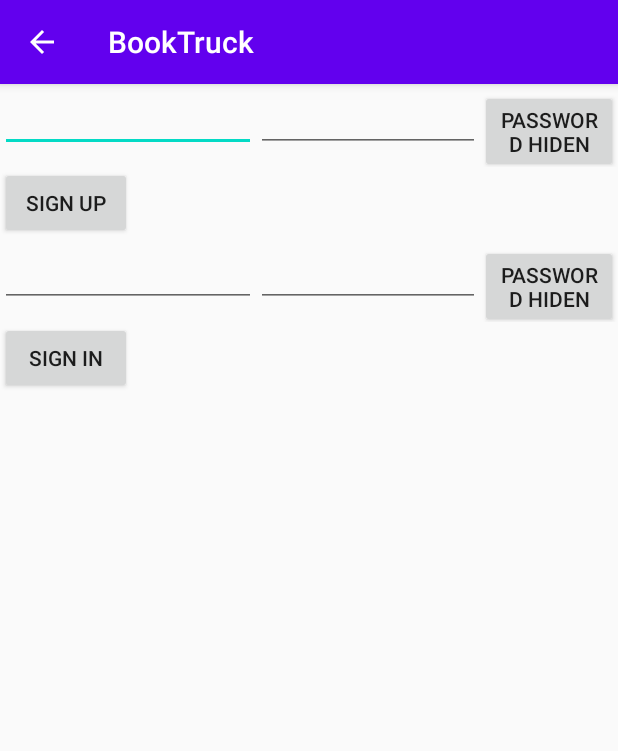
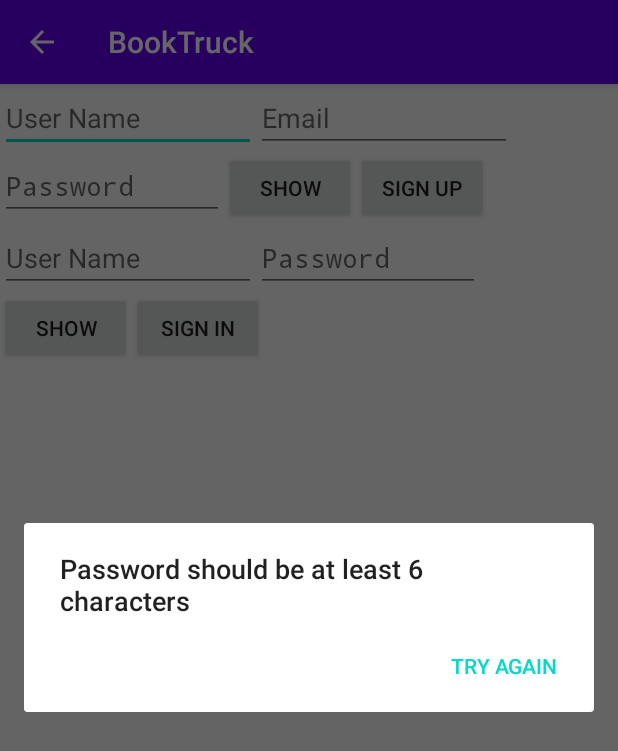
Before and after one commit to CMPUT301F20T06/BookTruck, an Android app: the screen it shows after launch (SignUpActivity), after a tap on "SIGN UP", on a phone screen of 412 x 824 dp. Shown: the top 751 px of the screen. Run offline under Robolectric (Android 15) with nearby library versions, the phone set to English and light mode, and no system bars; our stand-ins replace Firebase (no records; nobody signed in at launch, a user with empty details on screens opened directly).

Commit message:
add book and user models

```diff
--- a/app/src/main/java/com/example/booktruck/MainActivity.java
+++ b/app/src/main/java/com/example/booktruck/MainActivity.java
@@ -39,7 +39,7 @@ public class MainActivity extends AppCompatActivity {
     }
 
     @Override
-    // add actions in the app bar
+    // add actions icon in the app bar
     public boolean onCreateOptionsMenu(Menu menu){
         MenuInflater inflater = getMenuInflater();
         inflater.inflate(R.menu.main, menu);
--- a/app/src/main/java/com/example/booktruck/SignUpActivity.java
+++ b/app/src/main/java/com/example/booktruck/SignUpActivity.java
@@ -17,6 +17,7 @@ import androidx.appcompat.app.AlertDialog;
 import androidx.appcompat.app.AppCompatActivity;
 import androidx.core.app.NavUtils;
 
+import com.example.booktruck.models.User;
 import com.google.android.gms.tasks.OnCompleteListener;
 import com.google.android.gms.tasks.OnFailureListener;
 import com.google.android.gms.tasks.OnSuccessListener;
@@ -33,6 +34,7 @@ public class SignUpActivity extends AppCompatActivity {
 
     private FirebaseAuth mAuth;
     private EditText signUpEmailText;
+    private EditText signUpContactText;
     private EditText signInEmailText;
     private EditText signUpPasswordText;
     private EditText signInPasswordText;
@@ -42,23 +44,28 @@ public class SignUpActivity extends AppCompatActivity {
 
     public void signUp(View view){
         final String email = signUpEmailText.getText().toString();
+        final String contact = signUpContactText.getText().toString();
         final String password = signUpPasswordText.getText().toString();
-        mAuth.createUserWithEmailAndPassword(email, password)
+
+        // create a new user
+        final User newUser = new User(email, contact, password);
+        mAuth.createUserWithEmailAndPassword(email+"@gmail.com", password)
                 .addOnCompleteListener(this, new OnCompleteListener<AuthResult>() {
                     @Override
                     public void onComplete(@NonNull Task<AuthResult> task) {
                         if (task.isSuccessful()) {
                             // Sign in success, update UI with the signed-in user's information
-                            Log.d("SignUp", "createUserWithEmail:success");
-                            FirebaseUser user = mAuth.getCurrentUser();
+                            Log.d("SignUp", "createUserWithUsername:success");
+
                             // then save user information into User Database
                             HashMap<String, Object> data = new HashMap<>();
-                            data.put("email", email);
-                            data.put("password", password);
+                            data.put("username", newUser.getUsername());
+                            data.put("email", newUser.getEmail());
+                            data.put("password", newUser.getPassword());
                             db = FirebaseFirestore.getInstance();
                             final CollectionReference collectionReference = db.collection("Users");
                             collectionReference
-                                    .document(user.getUid())    // using user id as the document id
+                                    .document(newUser.getUsername())    // using user id as the document id
                                     .set(data)
                                     .addOnSuccessListener(new OnSuccessListener<Void>() {
                                         @Override
@@ -78,14 +85,37 @@ public class SignUpActivity extends AppCompatActivity {
 
                         } else {
                             // If sign in fails, display a message to the user.
-                            Log.w("SignUp", "createUserWithEmail:failure", task.getException());
+                            String error = task.getException().getMessage();
+                            Log.i("SIGNUP:failure" , error);
+                            // if the username is in use
+                            if ( error == "The email address is already in use by another account."){
+                                new AlertDialog.Builder(SignUpActivity.this)
+                                        .setTitle("The username is already in use by another account")
+                                        .setPositiveButton("Try again", new DialogInterface.OnClickListener() {
+                                            @Override
+                                            public void onClick(DialogInterface dialog, int which) {
+                                                signUpPasswordText.setText("");
+                                                signUpEmailText.setText("");
+                                            }
+                                        }).show();
+                            } else {
+                                // if the password format is wrong
+                                new AlertDialog.Builder(SignUpActivity.this)
+                                        .setTitle("Password should be at least 6 characters")
+                                        .setPositiveButton("Try again", new DialogInterface.OnClickListener() {
+                                            @Override
+                                            public void onClick(DialogInterface dialog, int which) {
+                                                signUpPasswordText.setText("");
+                                            }
+                                        }).show();
+                            }
                         }
                     }
                 });
     }
 
     public void signIn(View view){
-        final String email = signInEmailText.getText().toString();
+        final String email = signInEmailText.getText().toString() + "@gmail.com";
         final String password = signInPasswordText.getText().toString();
         mAuth.signInWithEmailAndPassword(email, password)
                 .addOnCompleteListener(this, new OnCompleteListener<AuthResult>() {
@@ -121,10 +151,13 @@ public class SignUpActivity extends AppCompatActivity {
     protected void onCreate(Bundle savedInstanceState) {
         super.onCreate(savedInstanceState);
         setContentView(R.layout.signup_view);
+
+        signInPasswordText = findViewById(R.id.signin_password);
+        signUpPasswordText = findViewById(R.id.signup_password);
         signUpEmailText = findViewById(R.id.signup_email);
-        signUpPasswordText = findViewById(R.id.signup_password);
         signInEmailText = findViewById(R.id.signin_email);
-        signInPasswordText = findViewById(R.id.signin_password);
+        signUpContactText = findViewById(R.id.signup_contact);
+
         mAuth = FirebaseAuth.getInstance();
         signUpVisible = findViewById(R.id.first_visible);
         signInVisible = findViewById(R.id.second_visible);
@@ -139,10 +172,10 @@ public class SignUpActivity extends AppCompatActivity {
             public void onClick(View v) {
                 if(signUpPasswordText.getInputType() == 128){
                     signUpPasswordText.setInputType(129);
-                    signUpVisible.setText("password hiden");
+                    signUpVisible.setText("show");
                 }else {
                     signUpPasswordText.setInputType(128);
-                    signUpVisible.setText("password shown");
+                    signUpVisible.setText("hide");
                 }
             }
         });
@@ -151,10 +184,10 @@ public class SignUpActivity extends AppCompatActivity {
             public void onClick(View v) {
                 if(signInPasswordText.getInputType() == 128){
                     signInPasswordText.setInputType(129);
-                    signInVisible.setText("password hiden");
+                    signInVisible.setText("show");
                 }else {
                     signInPasswordText.setInputType(128);
-                    signInVisible.setText("password shown");
+                    signInVisible.setText("hide");
                 }
             }
         });
--- /dev/null
+++ b/app/src/main/java/com/example/booktruck/models/User.java
@@ -0,0 +1,32 @@
+package com.example.booktruck.models;
+
+
+import com.google.firebase.auth.FirebaseAuth;
+import com.google.firebase.firestore.FirebaseFirestore;
+
+public class User {
+    private String username;
+    private String email;
+    private String password;
+    private FirebaseAuth mAuth;
+    FirebaseFirestore db;
+
+    public User(String username, String email, String password) {
+        this.username = username;
+        this.email = email;
+        this.password = password;
+        this.mAuth = FirebaseAuth.getInstance();
+    }
+
+    public String getUsername() {
+        return username;
+    }
+
+    public String getEmail() {
+        return email;
+    }
+
+    public String getPassword() {
+        return password;
+    }
+}
--- a/app/src/main/res/layout/signup_view.xml
+++ b/app/src/main/res/layout/signup_view.xml
@@ -10,58 +10,76 @@
         android:layout_width="match_parent"
         android:layout_height="wrap_content"
         android:orientation="horizontal">
+
         <EditText
             android:id="@+id/signup_email"
             android:layout_width="wrap_content"
             android:layout_height="wrap_content"
-            android:ems="8">
-        </EditText>
+            android:ems="8"
+            android:hint="User Name"></EditText>
+
+        <EditText
+            android:id="@+id/signup_contact"
+            android:layout_width="wrap_content"
+            android:layout_height="wrap_content"
+            android:ems="8"
+            android:hint="Email"></EditText>
+    </LinearLayout>
+    <LinearLayout
+            android:layout_width="match_parent"
+            android:layout_height="wrap_content"
+            android:orientation="horizontal">
+
         <EditText
             android:id="@+id/signup_password"
             android:layout_width="wrap_content"
             android:layout_height="wrap_content"
-            android:inputType="textPassword"
-            android:ems="7">
-        </EditText>
+            android:ems="7"
+            android:hint="Password"
+            android:inputType="textPassword"></EditText>
         <Button
             android:id="@+id/first_visible"
             android:layout_width="wrap_content"
             android:layout_height="wrap_content"
-            android:text="PASSWORD HIDEN"></Button>
-
-    </LinearLayout>
-
+            android:text="Show"></Button>
         <Button
             android:id="@+id/signup_button"
             android:layout_width="wrap_content"
             android:layout_height="wrap_content"
             android:onClick="signUp"
             android:text="Sign Up"></Button>
+    </LinearLayout>
+
+
 
     <LinearLayout
         android:layout_width="match_parent"
         android:layout_height="wrap_content"
         android:orientation="horizontal">
+
         <EditText
             android:id="@+id/signin_email"
             android:layout_width="wrap_content"
             android:layout_height="wrap_content"
-            android:ems="8">
-        </EditText>
+            android:ems="8"
+            android:hint="User Name"></EditText>
+
         <EditText
             android:id="@+id/signin_password"
             android:layout_width="wrap_content"
             android:layout_height="wrap_content"
-            android:ems="7">
-        </EditText>
+            android:ems="7"
+            android:hint="Password"></EditText>
+    </LinearLayout>
+    <LinearLayout
+        android:layout_width="match_parent"
+        android:layout_height="wrap_content"
+        android:orientation="horizontal">
         <Button
             android:id="@+id/second_visible"
             android:layout_width="wrap_content"
             android:layout_height="wrap_content"
-            android:text="PASSWORD HIDEN"></Button>
-
-    </LinearLayout>
-
+            android:text="Show"></Button>
         <Button
             android:id="@+id/signin_button"
             android:layout_width="wrap_content"
@@ -69,3 +87,6 @@
             android:onClick="signIn"
             android:text="Sign In"></Button>
     </LinearLayout>
+
+
+</LinearLayout>
```
Also changed, not shown: app/src/main/java/com/example/booktruck/models/Book.java (added, +103 -0 lines). Lines whose indentation alone changed are shown as unchanged.
